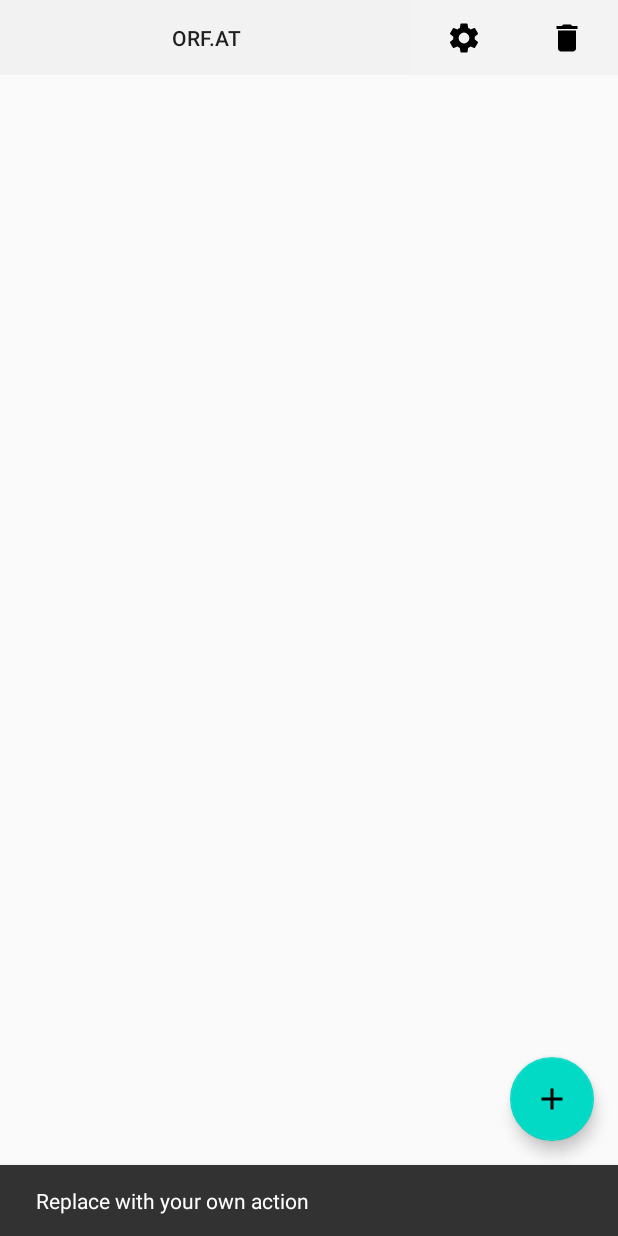
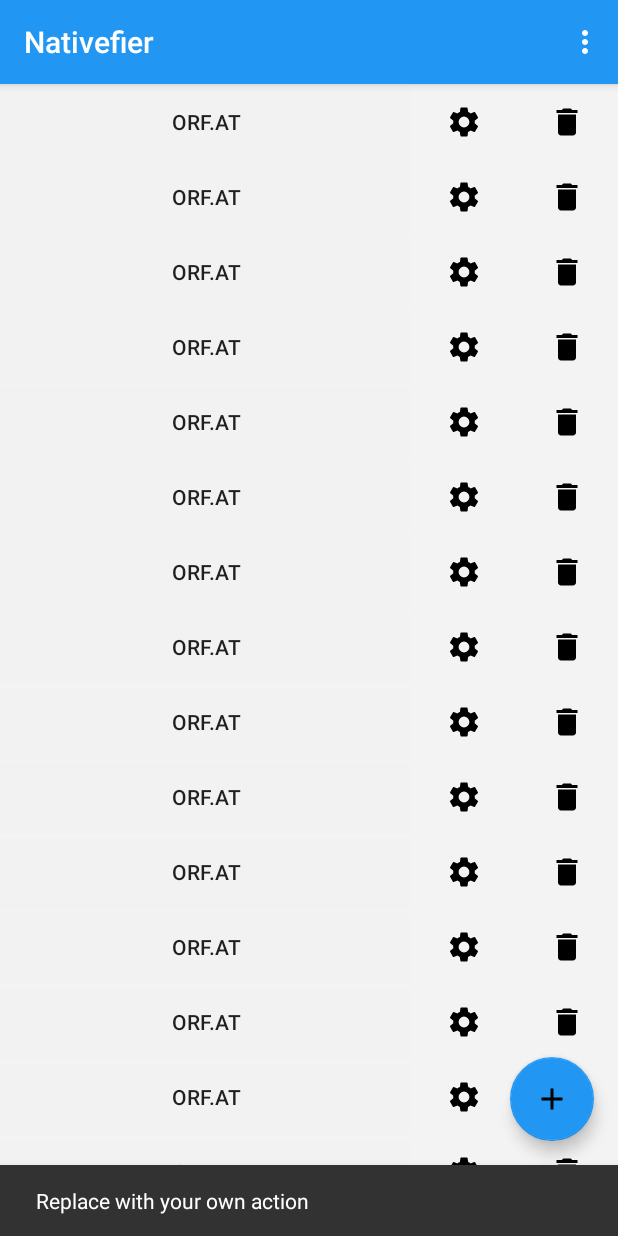
Before and after one commit to cylonid/NativeAlphaForAndroid, an Android app: the screen it shows after launch (MainActivity), after a tap on an icon or button, on a phone screen of 412 x 824 dp. Run offline under Robolectric (Android 15) with nearby library versions, the phone set to English and light mode, and no system bars.

Commit message:
Layout ready for N sites

```diff
--- a/app/src/main/java/com/cylonid/nativefier/MainActivity.java
+++ b/app/src/main/java/com/cylonid/nativefier/MainActivity.java
@@ -30,8 +30,8 @@ public class MainActivity extends AppCompatActivity {
     protected void onCreate(Bundle savedInstanceState) {
         super.onCreate(savedInstanceState);
         setContentView(R.layout.activity_main);
-//        Toolbar toolbar = findViewById(R.id.toolbar);
-//        setSupportActionBar(toolbar);
+        Toolbar toolbar = findViewById(R.id.toolbar);
+        setSupportActionBar(toolbar);
 
         FloatingActionButton fab = findViewById(R.id.fab);
         fab.setOnClickListener(new View.OnClickListener() {
@@ -42,13 +42,10 @@ public class MainActivity extends AppCompatActivity {
             }
         });
 
-        ScrollView mainScreen = (ScrollView) findViewById(R.id.mainScreen);
-        addRow(mainScreen);
+        LinearLayout mainScreen = (LinearLayout) findViewById(R.id.mainScreen);
 
-
-
-
-
+        for (int i = 0; i < 15; i++)
+            addRow(mainScreen);
 
     }
 
@@ -78,7 +75,7 @@ public class MainActivity extends AppCompatActivity {
             moveTaskToBack(true);
     }
 
-    private void addRow(ScrollView mainScreen)
+    private void addRow(LinearLayout mainScreen)
     {
         int row_height = (int)getResources().getDimension(R.dimen.line_height);
 
--- a/app/src/main/res/layout/activity_main.xml
+++ b/app/src/main/res/layout/activity_main.xml
@@ -6,19 +6,19 @@
     android:layout_height="match_parent"
     tools:context=".MainActivity">
 
-<!--    <com.google.android.material.appbar.AppBarLayout-->
-<!--        android:layout_width="match_parent"-->
-<!--        android:layout_height="wrap_content"-->
-<!--        android:theme="@style/AppTheme.AppBarOverlay">-->
+    <com.google.android.material.appbar.AppBarLayout
+        android:layout_width="match_parent"
+        android:layout_height="wrap_content"
+        android:theme="@style/AppTheme.AppBarOverlay">
 
-<!--        <androidx.appcompat.widget.Toolbar-->
-<!--            android:id="@+id/toolbar"-->
-<!--            android:layout_width="match_parent"-->
-<!--            android:layout_height="?attr/actionBarSize"-->
-<!--            android:background="?attr/colorPrimary"-->
-<!--            app:popupTheme="@style/AppTheme.PopupOverlay" />-->
+        <androidx.appcompat.widget.Toolbar
+            android:id="@+id/toolbar"
+            android:layout_width="match_parent"
+            android:layout_height="?attr/actionBarSize"
+            android:background="?attr/colorPrimary"
+            app:popupTheme="@style/AppTheme.PopupOverlay" />
 
-<!--    </com.google.android.material.appbar.AppBarLayout>-->
+    </com.google.android.material.appbar.AppBarLayout>
 
     <include layout="@layout/content_main" />
 
--- a/app/src/main/res/layout/content_main.xml
+++ b/app/src/main/res/layout/content_main.xml
@@ -7,11 +7,19 @@
     app:layout_behavior="@string/appbar_scrolling_view_behavior">
 
     <ScrollView
-        android:layout_width="fill_parent"
-        android:layout_height="fill_parent"
+        android:layout_width="match_parent"
+        android:layout_height="match_parent"
         android:fillViewport="true"
-        android:id="@+id/mainScreen"
+
         tools:ignore="MissingConstraints">
+
+        <LinearLayout
+            android:id="@+id/mainScreen"
+            android:layout_width="match_parent"
+            android:layout_height="match_parent"
+            android:orientation="vertical"
+        >
+        </LinearLayout>
 
 <!--        <LinearLayout-->
 
--- a/app/src/main/res/values/colors.xml
+++ b/app/src/main/res/values/colors.xml
@@ -1,6 +1,6 @@
 <?xml version="1.0" encoding="utf-8"?>
 <resources>
-    <color name="colorPrimary">#6200EE</color>
+    <color name="colorPrimary">#FF2196F3</color>
     <color name="colorPrimaryDark">#3700B3</color>
-    <color name="colorAccent">#03DAC5</color>
+    <color name="colorAccent">#2196F3</color>
 </resources>
```
